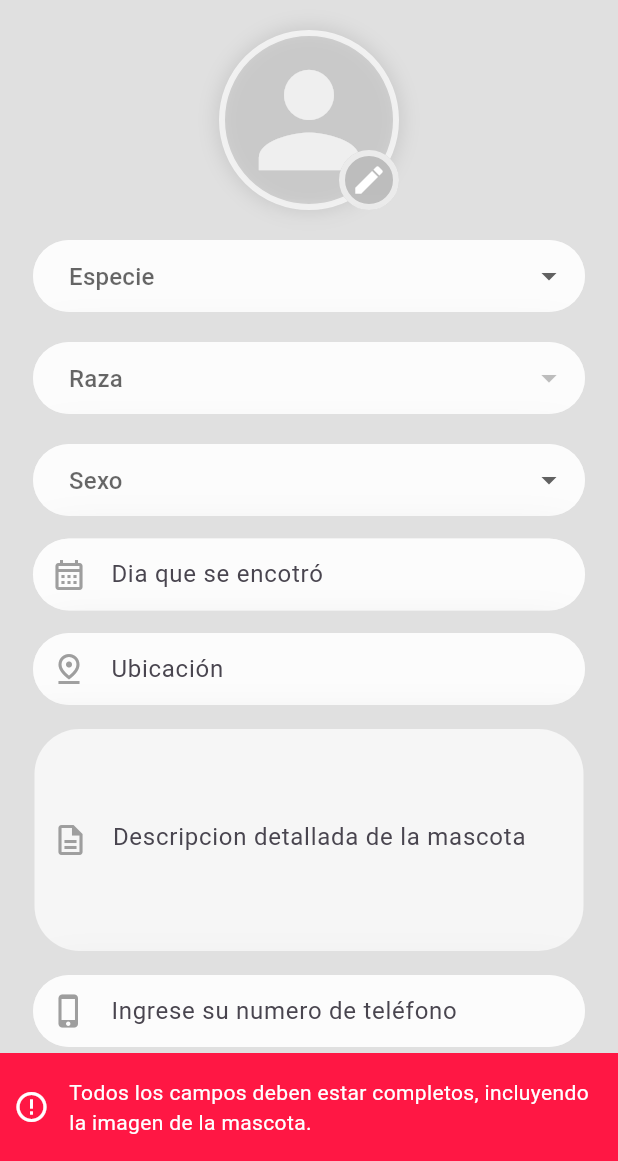
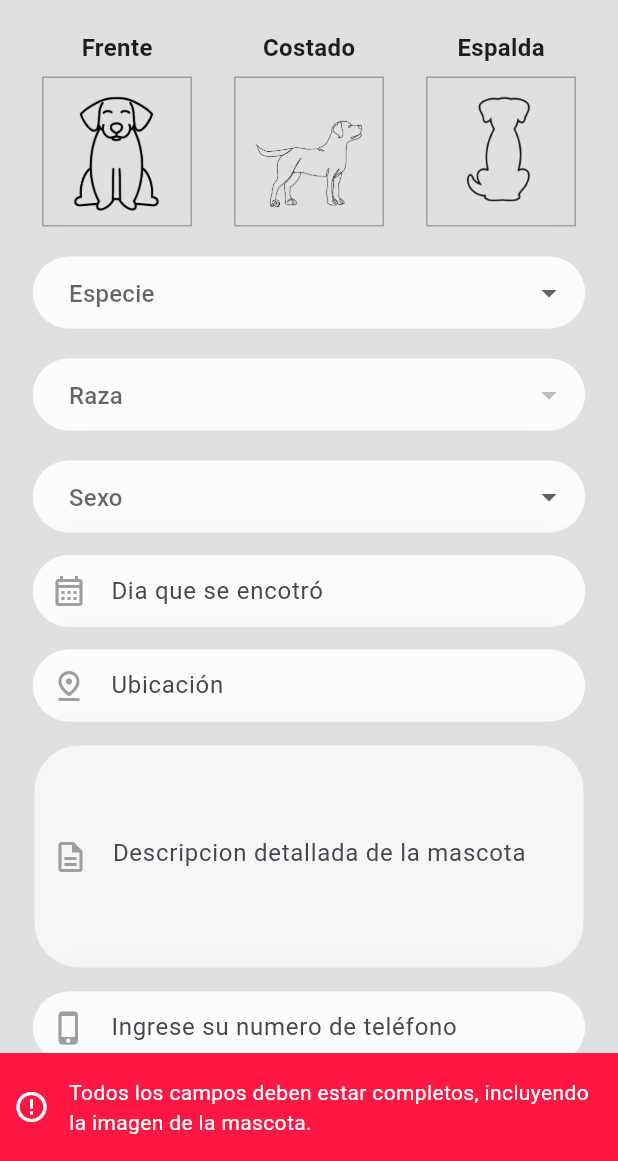
Before and after one commit to Paoli99/PawControl, a Flutter app: the PetFoundForm screen opened directly, after a tap on "Publicar", on a phone screen of 412 x 824 dp, the part 75-1236 px from its top. Run offline on Flutter 3.47's test engine with Material 3 defaults, Android fonts, the phone set to English and light mode, and no system bars; drawn by our look-alikes of another_flushbar; our stand-ins replace cloud_firestore, firebase_auth, firebase_core, firebase_storage, font_awesome_flutter, google_fonts and 1 more; missing offline and left inert: firebase_app_check; accounts and stored records are empty.

Commit message:
found pets now requires user to upload 3 images

```diff
--- a/lib/constants/constants.dart
+++ b/lib/constants/constants.dart
@@ -293,3 +293,24 @@ Future<bool> validateVaccineForm({
   showGoodMessage(context, "Vacuna registrada exitosamente.");
   return true;
 }
+
+Future<bool> validateFoundPet({
+  required BuildContext context,
+  required String userId,
+  required String species,
+  required String breed,
+  required String gender,
+  required String date,
+  required String location,
+  required String description,
+  required int phone,
+  required List<String> imageUrls,
+}) async {
+  if (species.isEmpty || breed.isEmpty || gender.isEmpty || date.isEmpty || location.isEmpty || description.isEmpty || phone == 0 || imageUrls.any((url) => url.isEmpty)) {
+    showMessage(context, "Todos los campos deben estar completos, incluyendo la imagen de la mascota.");
+    return false;
+  }
+  showGoodMessage(context, "Anuncio de mascota perdida registrado exitosamente.");
+  return true;
+
+}
--- a/lib/firebase/firebase_firestore/addVacinesInfo.dart
+++ b/lib/firebase/firebase_firestore/addVacinesInfo.dart
@@ -42,7 +42,7 @@ class AddVaccinesInfo {
   }
 
   static Future<String?> pickAndUploadImage(String petId, String position) async {
-    String imageName = '$petId/_$position.jpg';
+    String imageName = '$petId/${petId}$position.jpg';
 
     Reference ref = FirebaseStorage.instance.ref().child("petVaccinePhotos/$imageName");
 
--- a/lib/screens/pets/petFoundForm.dart
+++ b/lib/screens/pets/petFoundForm.dart
@@ -1,7 +1,8 @@
-// ignore_for_file: prefer_const_constructors
+// ignore_for_file: prefer_const_constructors, use_build_context_synchronously
 
 import 'dart:io';
 
+import 'package:firebase_auth/firebase_auth.dart';
 import 'package:firebase_storage/firebase_storage.dart';
 import 'package:flutter/material.dart';
 import 'package:image_picker/image_picker.dart';
@@ -11,10 +12,12 @@ import 'package:pawcontrol/constants/dropListView.dart';
 import 'package:pawcontrol/constants/textFields.dart';
 import 'package:pawcontrol/constants/textInputFields.dart';
 import 'package:pawcontrol/firebase/firebase_firestore/publishFoundPet.dart';
+import 'package:pawcontrol/screens/home/search.dart';
 import 'package:pawcontrol/widgets/header/header.dart';
 import 'package:pawcontrol/widgets/pictures/addPicture.dart';
 import 'package:pawcontrol/widgets/primary_buttons/primary_button.dart';
 import 'package:path/path.dart' as Path;
+import 'package:uuid/uuid.dart';
 
 
 class PetFoundForm extends StatefulWidget {
@@ -34,7 +37,9 @@ class _PetFoundFormState extends State<PetFoundForm> {
   TextEditingController petBreedController = TextEditingController();
   TextEditingController petGenderController = TextEditingController();
   TextEditingController petColorController = TextEditingController();
-  String imageUrl = "";
+  List<String> imageUrls = ['', '', ''];
+  bool isPickerActive = false;
+  String publicationId = Uuid().v4();
 
   List<String>? breedList;
   List<DropdownMenuItem<String>> breedDropdownItems = [];
@@ -91,7 +96,7 @@ class _PetFoundFormState extends State<PetFoundForm> {
     )).toList() ?? [];
   }
 
-  void pickImage() async {
+/*   void pickImage() async {
     final ImagePicker _picker = ImagePicker();
     final XFile? pickedFile = await _picker.pickImage(source: ImageSource.gallery);
 
@@ -117,13 +122,69 @@ class _PetFoundFormState extends State<PetFoundForm> {
     setState(() {
       imageUrl = path;
     });
+  } */
+
+  void pickImage(int index) async {
+    if (isPickerActive) return;
+    setState(() => isPickerActive = true);
+
+    final ImagePicker picker = ImagePicker();
+    final XFile? image = await picker.pickImage(
+      source: ImageSource.gallery,
+      maxHeight: 512,
+      maxWidth: 512,
+      imageQuality: 75,
+    );
+
+    if (image != null) {
+      String fileName = '$publicationId/${publicationId}_$index.jpg';
+      Reference ref = FirebaseStorage.instance.ref().child("foundPetFormPhotos/$fileName");
+      await ref.putFile(File(image.path));
+      String downloadURL = await ref.getDownloadURL();
+      setState(() {
+        imageUrls[index] = downloadURL;
+        print(downloadURL);
+      });
+    }
+
+    setState(() => isPickerActive = false);
   }
 
     void navigateBack(BuildContext context) {
     Navigator.pop(context);
     }
 
-
+Widget imagePlaceholder(int index, String title, String defaultImagePath) {
+  bool isBackImage = index == 2;
+  double imageSize = isBackImage ? 100 : 100;
+  return Column(
+    children: [
+      Text(title, style: TextStyle(fontSize: 16, fontWeight: FontWeight.bold)),
+      SizedBox(height: 8),
+      InkWell(
+        onTap: () => pickImage(index),
+        child: Container(
+          width: 100,
+          height: 100,
+          decoration: BoxDecoration(
+            color: Colors.grey[300],
+            border: Border.all(color: Colors.grey),
+          ),
+          child: Center(
+            child: imageUrls[index].isEmpty
+                ? Image.asset(
+                    defaultImagePath,
+                    fit: BoxFit.contain,
+                    width: imageSize,
+                    height: imageSize
+                  )
+                : Image.network(imageUrls[index], fit: BoxFit.cover),
+          ),
+        ),
+      ),
+    ],
+  );
+}
   @override
   Widget build(BuildContext context) {
     return SafeArea(
@@ -141,11 +202,21 @@ class _PetFoundFormState extends State<PetFoundForm> {
                   navigateTo: navigateBack,
                 ),
                 SizedBox(height: 20.0),
-                AddPicture(
+                /* AddPicture(
                   imageUrl: imageUrl,
                   setImageUrl: setImageUrl,
                   onPressed: pickImage
-                ),
+                ), */
+
+                Row(
+                      mainAxisAlignment: MainAxisAlignment.spaceEvenly,
+                      children: [
+                        imagePlaceholder(0, 'Frente', 'assets/icons/FrontDog.png'),
+                        imagePlaceholder(1, 'Costado', 'assets/icons/SideDog.png'),
+                        imagePlaceholder(2, 'Espalda', 'assets/icons/BackDog.png'),
+                      ],
+                    ),
+
                 SizedBox(height: 20.0),
                 Column(
                   mainAxisAlignment: MainAxisAlignment.center,
@@ -276,9 +347,11 @@ class _PetFoundFormState extends State<PetFoundForm> {
                 ),
                 PrimaryButton(
                       title: 'Publicar',
-                      onPressed: () {
-                         publishFoundPet(
+                      onPressed: () async {
+                         String userId = FirebaseAuth.instance.currentUser?.uid ?? '';
+                        bool success = await validateFoundPet(
                           context: context,
+                          userId: userId,
                           species: selectedSpecies ?? '',
                           breed: petBreedController.text,
                           date: dateController.text,
@@ -286,8 +359,15 @@ class _PetFoundFormState extends State<PetFoundForm> {
                           location: locationController.text,
                           description: descriptionController.text,
                           phone: int.tryParse(phoneController.text) ?? 0,
-                          imageUrl: imageUrl,
+                          imageUrls: imageUrls,
                         );
+
+                        if (success) {
+                          Navigator.pushReplacement(
+                            context,
+                            MaterialPageRoute(builder: (context) => Search(index: 2,)),  // Asegúrate de cambiar 'SuccessScreen' al nombre real de la pantalla de destino.
+                          );
+                        }
                       },
                     ),
                 SizedBox(
--- a/pubspec.yaml
+++ b/pubspec.yaml
@@ -51,6 +51,7 @@ dependencies:
   intl: ^0.19.0
   list_picker: ^1.1.0
   firebase_app_check: ^0.2.1+14
+  uuid: ^4.4.0
 
 dev_dependencies:
   flutter_test:
```
Also changed, not shown: lib/firebase/firebase_firestore/publishFoundPet.dart (+24 -4 lines).
